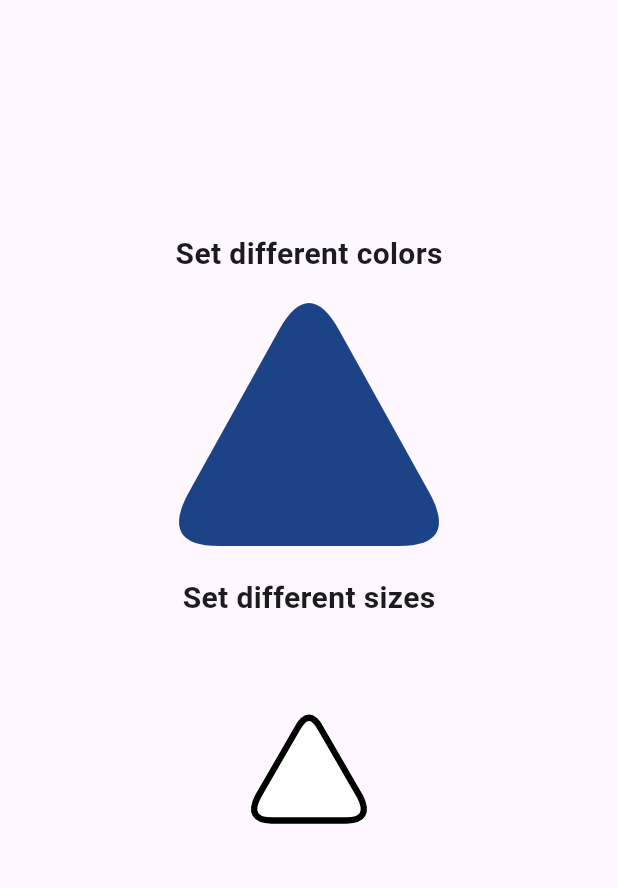
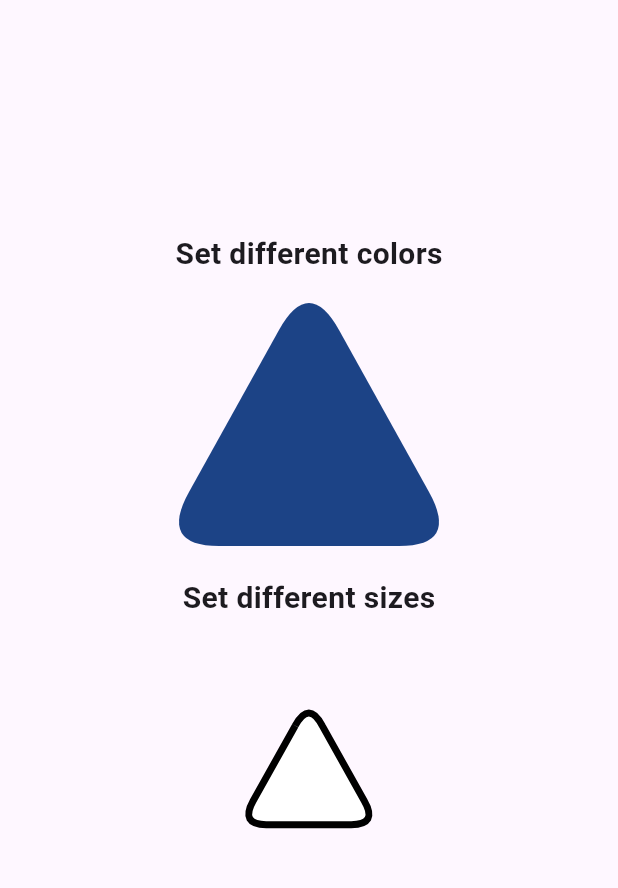
Before and after one commit to amandakauppinen/RoundedTriangle, a Flutter app: the screen it shows after launch, on a phone screen of 412 x 824 dp, the part 84-972 px from its top. Run offline on Flutter 3.47's test engine with Material 3 defaults, Android fonts, the phone set to English and light mode, and no system bars.

Commit message:
Increased iconSize param by 10% before canvas painting for more accurate sizing

```diff
--- a/lib/rounded_triangle.dart
+++ b/lib/rounded_triangle.dart
@@ -26,27 +26,29 @@ class RoundedTriangle extends StatelessWidget {
 
   @override
   Widget build(BuildContext context) {
+    // Increase icon size by 10% due to painter issues
+    final adjustedSize = iconSize! + (iconSize! * 0.1);
     return Stack(
       alignment: AlignmentDirectional.center,
       children: [
         // Base triangle shape
         SizedBox(
-          height: iconSize,
-          width: iconSize,
+          height: adjustedSize,
+          width: adjustedSize,
           child: SizedBox(
-              height: iconSize,
-              width: iconSize,
+              height: adjustedSize,
+              width: adjustedSize,
               child: CustomPaint(
                   painter: TrianglePainter(paintingStyle: PaintingStyle.fill, color: fillColor!))),
         ),
         // Draw border if color or thickness has been set
         if (borderColor != null)
           SizedBox(
-              height: iconSize,
-              width: iconSize,
+              height: adjustedSize,
+              width: adjustedSize,
               child: SizedBox(
-                  height: iconSize,
-                  width: iconSize,
+                  height: adjustedSize,
+                  width: adjustedSize,
                   child: CustomPaint(
                       painter: TrianglePainter(
                           paintingStyle: PaintingStyle.stroke,
```
